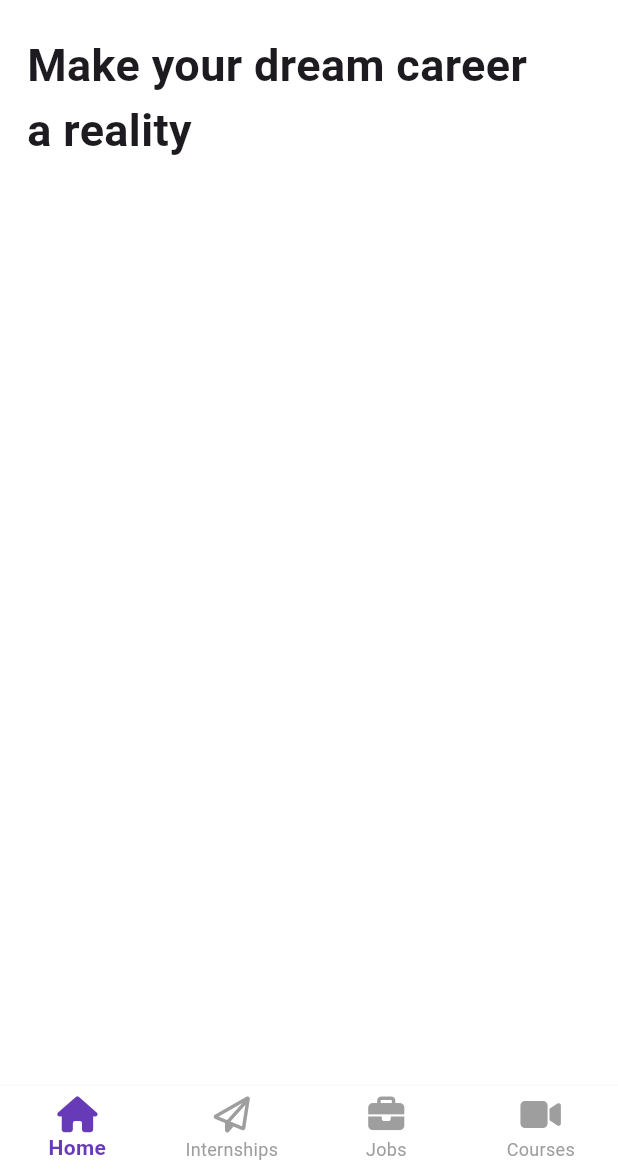
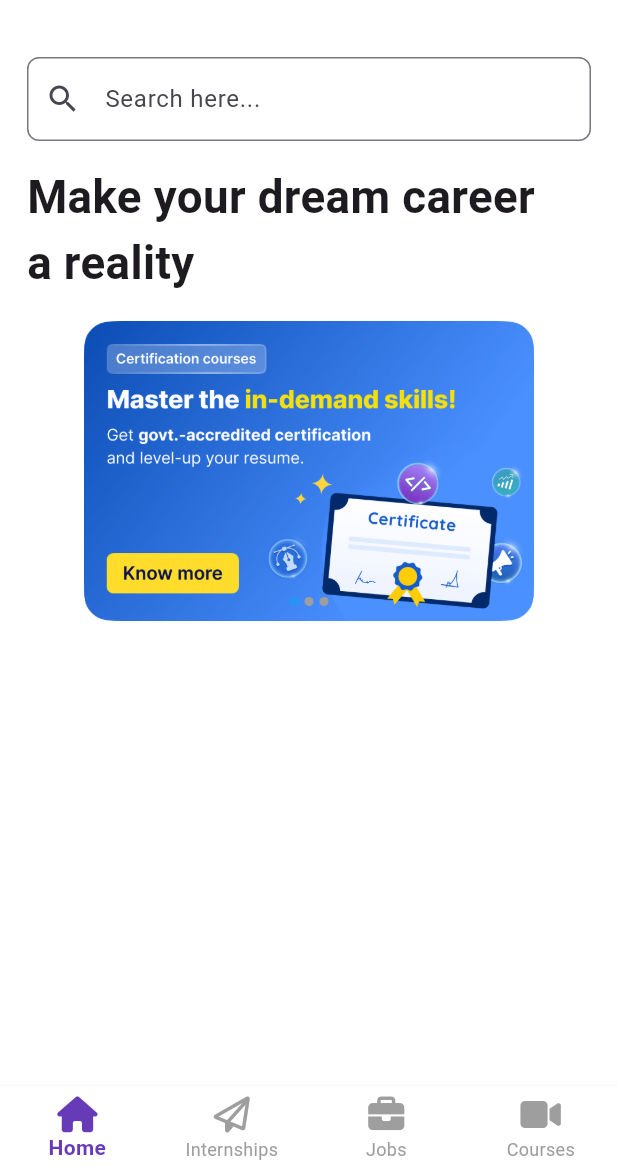
Before and after one commit to recruitchaos/internshala-assignment, a Flutter app: the screen it shows after launch, on a phone screen of 412 x 824 dp, the part 63-1236 px from its top. Run offline on Flutter 3.47's test engine with Material 3 defaults, Android fonts, the light colour scheme and no system bars; drawn by our look-alikes of flutter_image_slideshow; our stand-ins replace dio, eva_icons_flutter, font_awesome_flutter, icons_plus.

Commit message:
home fix

```diff
--- a/lib/views/homepage.dart
+++ b/lib/views/homepage.dart
@@ -1,5 +1,7 @@
 import 'package:flutter/material.dart';
+import 'package:flutter_image_slideshow/flutter_image_slideshow.dart';
 import 'package:internshala_assignment/common/custom_app_bar.dart';
+import 'package:internshala_assignment/constants/sceeen_dimensions.dart';
 
 class Homepage extends StatefulWidget {
   const Homepage({super.key});
@@ -12,14 +14,84 @@ class _HomepageState extends State<Homepage> {
   @override
   Widget build(BuildContext context) {
     return Scaffold(
-      appBar: CustomAppBar(title: Text("Internshala"), leading: Icon(Icons.menu)),
-      body: Padding(
-        padding: const EdgeInsets.symmetric(horizontal: 18, vertical: 8),
+      appBar: CustomAppBar(
+        title: Text("Internshala"),
+        leading: Builder(
+          builder: (context) {
+            return IconButton(
+              icon: const Icon(Icons.menu),
+              onPressed: () {
+                Scaffold.of(context).openDrawer();
+              },
+            );
+          },
+        ),
+      ),
+      drawer: Drawer(
         child: Column(
           crossAxisAlignment: CrossAxisAlignment.start,
           children: [
-            Text("Make your dream career", style: TextStyle(fontSize: 30, fontWeight: FontWeight.bold),),
-            Text("a reality", style: TextStyle(fontSize: 30, fontWeight: FontWeight.bold),),
+            DrawerHeader(
+                child: Image(
+              image: AssetImage('assets/images/internshala.png'),
+              width: ScreenDimension.getScreenWidth(context) * 0.3,
+              height: ScreenDimension.getScreenWidth(context) * 0.3,
+            )),
+          ],
+        ),
+      ),
+      body: Padding(
+        padding: const EdgeInsets.symmetric(horizontal: 18, vertical: 12),
+        child: Column(
+          crossAxisAlignment: CrossAxisAlignment.start,
+          children: [
+            SizedBox(
+              height: 12,
+            ),
+            TextField(
+              decoration: InputDecoration(
+                hintText: "Search here...",
+                prefixIcon: Icon(Icons.search),
+                border: OutlineInputBorder(
+                  borderRadius: BorderRadius.circular(8),
+                  borderSide: BorderSide(color: Colors.grey.shade300),
+                ),
+              ),
+            ),
+            SizedBox(
+              height: 16,
+            ),
+            Text(
+              "Make your dream career",
+              style: TextStyle(
+                  fontSize: ScreenDimension.getScreenWidth(context) * 0.074,
+                  fontWeight: FontWeight.bold),
+            ),
+            Text(
+              "a reality",
+              style: TextStyle(
+                  fontSize: ScreenDimension.getScreenWidth(context) * 0.074,
+                  fontWeight: FontWeight.bold),
+            ),
+            SizedBox(
+              height: 16,
+            ),
+            ImageSlideshow(
+                width: double.infinity,
+                height: 200,
+                initialPage: 0,
+                indicatorColor: Colors.blue,
+                autoPlayInterval: 3000,
+                isLoop: true,
+                indicatorBackgroundColor: Colors.grey,
+                children: [
+                  Image.asset(
+                    'assets/images/banner_image1.png',
+                    width: ScreenDimension.getScreenWidth(context),
+                  ),
+                  Image.asset('assets/images/banner_image2.png'),
+                  Image.asset('assets/images/banner_image3.png'),
+                ])
           ],
         ),
       ),
--- a/lib/views/internship_page.dart
+++ b/lib/views/internship_page.dart
@@ -2,6 +2,7 @@ import 'package:flutter/material.dart';
 import 'package:eva_icons_flutter/eva_icons_flutter.dart';
 import 'package:internshala_assignment/common/custom_app_bar.dart';
 import 'package:internshala_assignment/common/internship_card.dart';
+import 'package:internshala_assignment/constants/sceeen_dimensions.dart';
 import 'package:internshala_assignment/services/internship_api.dart';
 import 'package:internshala_assignment/utils/custom_button.dart';
 import 'package:internshala_assignment/views/filter_page.dart';
@@ -64,12 +65,22 @@ class _InternshipPageState extends State<InternshipPage> {
   Widget build(BuildContext context) {
     return Scaffold(
       backgroundColor: const Color(0xfff5f5f5),
-      appBar: CustomAppBar(
-        title: Text("Internships"),
-        leading: Icon(Icons.menu),
-        actions: Padding(
-          padding: EdgeInsets.only(right: 16.0),
-          child: Icon(EvaIcons.search),
+      appBar: CustomAppBar(title: Text("Interships"), leading: Builder(
+      builder: (context) {
+        return IconButton(
+          icon: const Icon(Icons.menu),
+          onPressed: () {
+            Scaffold.of(context).openDrawer();
+          },
+        );
+      },
+    ),),
+      drawer: Drawer(
+        child: Column(
+          crossAxisAlignment: CrossAxisAlignment.start,
+          children: [
+            DrawerHeader(child: Image(image: AssetImage('assets/images/internshala.png'), width: ScreenDimension.getScreenWidth(context) * 0.3, height: ScreenDimension.getScreenWidth(context) * 0.3,)),
+          ],
         ),
       ),
       body: Center(
--- a/pubspec.yaml
+++ b/pubspec.yaml
@@ -39,6 +39,7 @@ dependencies:
   icons_plus: ^5.0.0
   eva_icons_flutter: ^3.1.0
   dio: ^5.4.3+1
+  flutter_image_slideshow: ^0.1.6
 
 dev_dependencies:
   flutter_test:
```
Also changed, not shown: assets/images/banner_image1.png (added), assets/images/banner_image2.png (added), assets/images/banner_image3.png (added), assets/images/internshala.png (added), pubspec.lock.
